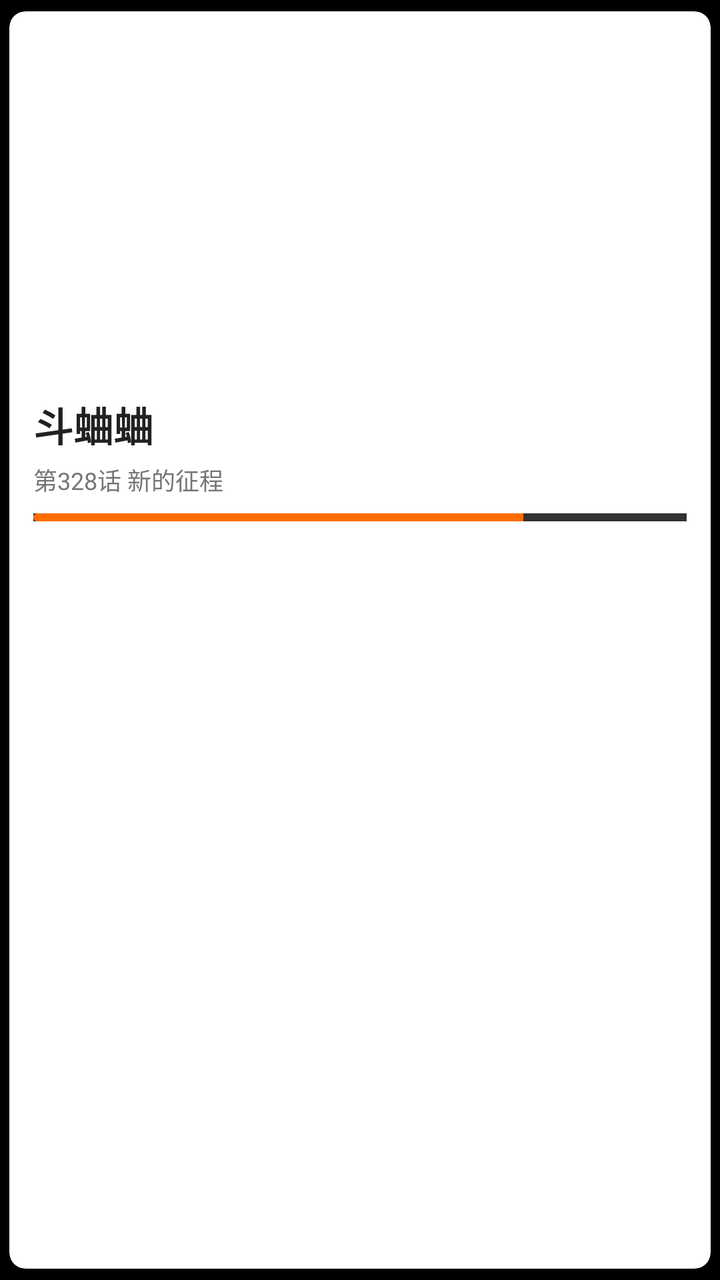
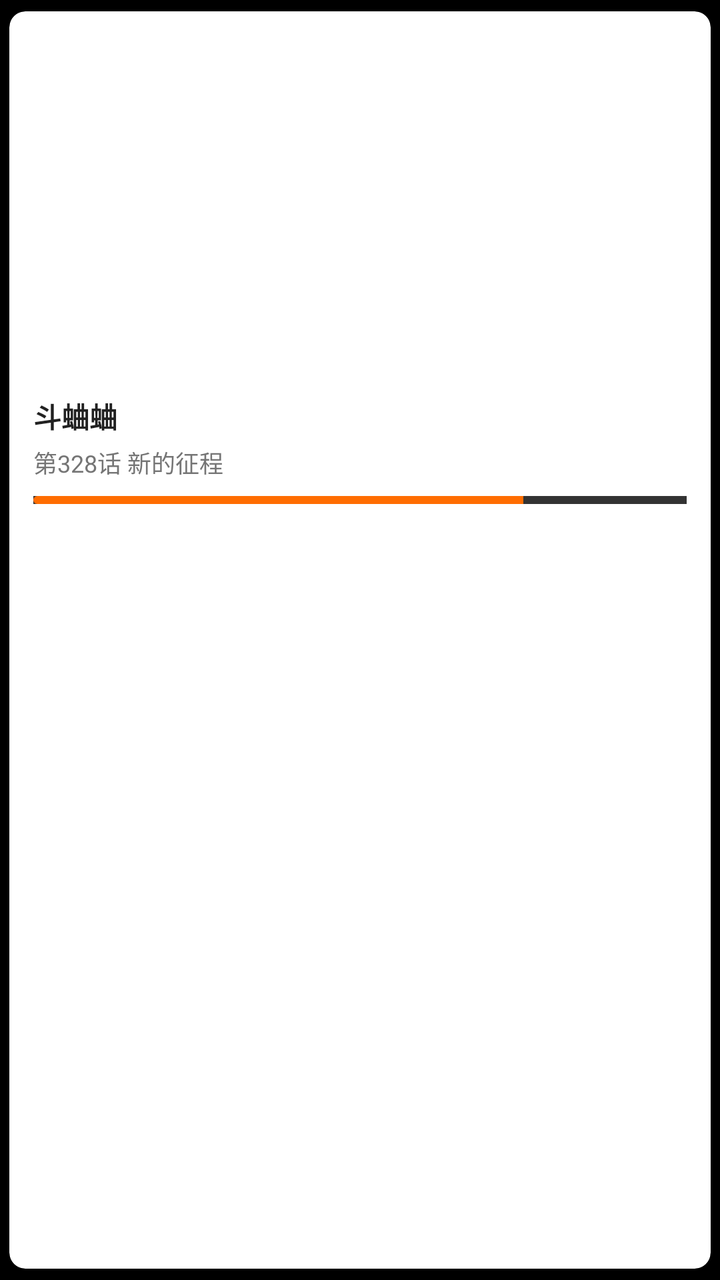

Screens rendered from an Android XML layout before and after an edit, with the pre-edit source and the edit as a unified diff.
<!-- AndroidManifest.xml: application theme Theme.Reading -->
<!-- res/layout/item_comic.xml -->
<?xml version="1.0" encoding="utf-8"?>
<com.google.android.material.card.MaterialCardView xmlns:android="http://schemas.android.com/apk/res/android"
    xmlns:app="http://schemas.android.com/apk/res-auto"
    style="@style/Widget.MaterialComponents.CardView"
    android:layout_width="match_parent"
    android:layout_height="wrap_content"
    android:layout_margin="6dp"
    app:cardCornerRadius="8dp"
    app:cardElevation="1dp"
    app:cardUseCompatPadding="true">

    <androidx.constraintlayout.widget.ConstraintLayout
        android:layout_width="match_parent"
        android:layout_height="wrap_content"
        android:padding="0dp">

        
        <ImageView
            android:id="@+id/comic_cover_image"
            android:layout_width="match_parent"
            android:layout_height="180dp"
            android:scaleType="centerCrop"
            app:layout_constraintEnd_toEndOf="parent"
            app:layout_constraintStart_toStartOf="parent"
            app:layout_constraintTop_toTopOf="parent" />

        
        <LinearLayout
            android:layout_width="0dp"
            android:layout_height="wrap_content"
            android:orientation="vertical"
            android:padding="12dp"
            app:layout_constraintEnd_toEndOf="parent"
            app:layout_constraintStart_toStartOf="parent"
            app:layout_constraintTop_toBottomOf="@id/comic_cover_image">

            
            <TextView
                android:id="@+id/comic_title_text"
                android:layout_width="match_parent"
                android:layout_height="wrap_content"
                android:ellipsize="end"
                android:maxLines="2"
                android:text="@string/sample_title"
                android:textColor="@color/text_primary"
                android:textSize="20sp"
                android:textStyle="bold" />

            
            <TextView
                android:id="@+id/comic_progress"
                android:layout_width="match_parent"
                android:layout_height="wrap_content"
                android:layout_marginTop="4dp"
                android:ellipsize="end"
                android:maxLines="2"
                android:text="@string/sample_chapter"
                android:textColor="@color/text_secondary"
                android:textSize="12sp" />

            
            <ProgressBar
                android:id="@+id/comic_progress_bar"
                style="?android:attr/progressBarStyleHorizontal"
                android:layout_width="match_parent"
                android:layout_height="4dp"
                android:layout_marginTop="8dp"
                android:background="@color/progress_track"
                android:indeterminate="false"
                android:progress="75"
                android:progressDrawable="@drawable/progress_horizontal" />

            
            <com.google.android.material.card.MaterialCardView
                android:id="@+id/select_indicator"
                android:layout_width="30dp"
                android:layout_height="30dp"
                android:layout_gravity="end"
                android:layout_marginTop="10dp"
                android:background="@android:color/transparent"
                android:visibility="gone"
                app:cardCornerRadius="14dp"
                app:cardElevation="0dp"
                app:strokeColor="#BDBDBD"
                app:strokeWidth="2dp">

                <ImageView
                    android:id="@+id/checkIcon"
                    android:layout_width="match_parent"
                    android:layout_height="match_parent"
                    android:padding="4dp"
                    android:src="@drawable/ic_check"
                    android:visibility="gone" />


            </com.google.android.material.card.MaterialCardView>

        </LinearLayout>

    </androidx.constraintlayout.widget.ConstraintLayout>

</com.google.android.material.card.MaterialCardView>
<!-- resources referenced by this layout -->
<resources>
  <color name="progress_track">#333333</color>
  <color name="text_primary">#212121</color>
  <color name="text_secondary">#757575</color>
  <!-- drawable ic_check (drawable) -->
  <vector xmlns:android="http://schemas.android.com/apk/res/android"
      android:width="16dp"
      android:height="16dp"
      android:viewportWidth="24"
      android:viewportHeight="24">
      <path
          android:fillColor="#03A9F4"
          android:pathData="M9,16.17L4.83,12l-1.42,1.41L9,19 21,7l-1.41,-1.41z"/>
  </vector>
  <!-- drawable progress_horizontal (drawable) -->
  <?xml version="1.0" encoding="utf-8"?>
  <layer-list xmlns:android="http://schemas.android.com/apk/res/android">
      
      <item android:id="@android:id/background">
          <shape android:shape="rectangle">
              <solid android:color="@color/progress_track" />
              <corners android:radius="2dp" />
          </shape>
      </item>
  
      
      <item android:id="@android:id/progress">
          <clip>
              <shape android:shape="rectangle">
                  <solid android:color="@color/secondary" />
                  <corners android:radius="2dp" />
              </shape>
          </clip>
      </item>
  </layer-list>
  <string name="sample_chapter">第328话 新的征程</string>
  <string name="sample_title">斗蛐蛐</string>
  <style name="Theme.Reading" parent="Theme.MaterialComponents.DayNight.DarkActionBar">
          
          
  
          <item name="colorPrimary">@color/ios_blue</item>
          <item name="colorPrimaryVariant">@color/ios_blue</item>
          <item name="colorOnPrimary">@color/white</item>
          
          <item name="colorSecondary">@color/teal_200</item>
          <item name="colorSecondaryVariant">@color/teal_700</item>
          <item name="colorOnSecondary">@color/black</item>
          
          <item name="android:colorBackground">@color/black</item>
          <item name="colorSurface">@color/white</item>
          
          <item name="android:statusBarColor" tools:targetApi="l">@color/gray_900</item>
          
          
          <item name="windowNoTitle">true</item>
          <item name="windowActionBar">false</item>
  
          
      </style>
  <color name="secondary">#ff6d00</color>
  <color name="ios_blue">#0071E3</color>
  <color name="white">#FFFFFF</color>
  <color name="teal_200">#FF03DAC5</color>
  <color name="teal_700">#FF018786</color>
  <color name="black">#000000</color>
  <color name="gray_900">#212121</color>
</resources>

<!-- the commit's change to res/layout/item_comic.xml (unified diff, before → after) -->
@@ -40,10 +40,10 @@
                 android:layout_width="match_parent"
                 android:layout_height="wrap_content"
                 android:ellipsize="end"
-                android:maxLines="2"
+                android:maxLines="5"
                 android:text="@string/sample_title"
                 android:textColor="@color/text_primary"
-                android:textSize="20sp"
+                android:textSize="14sp"
                 android:textStyle="bold" />
 
             
